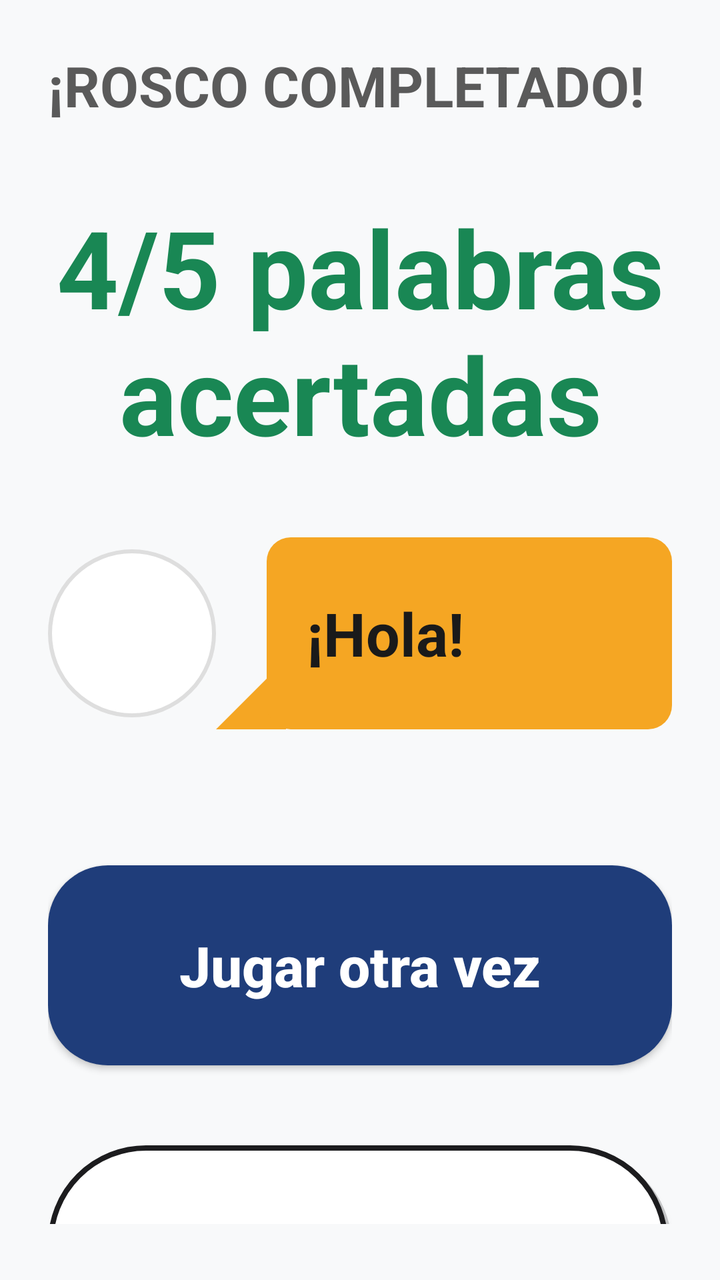
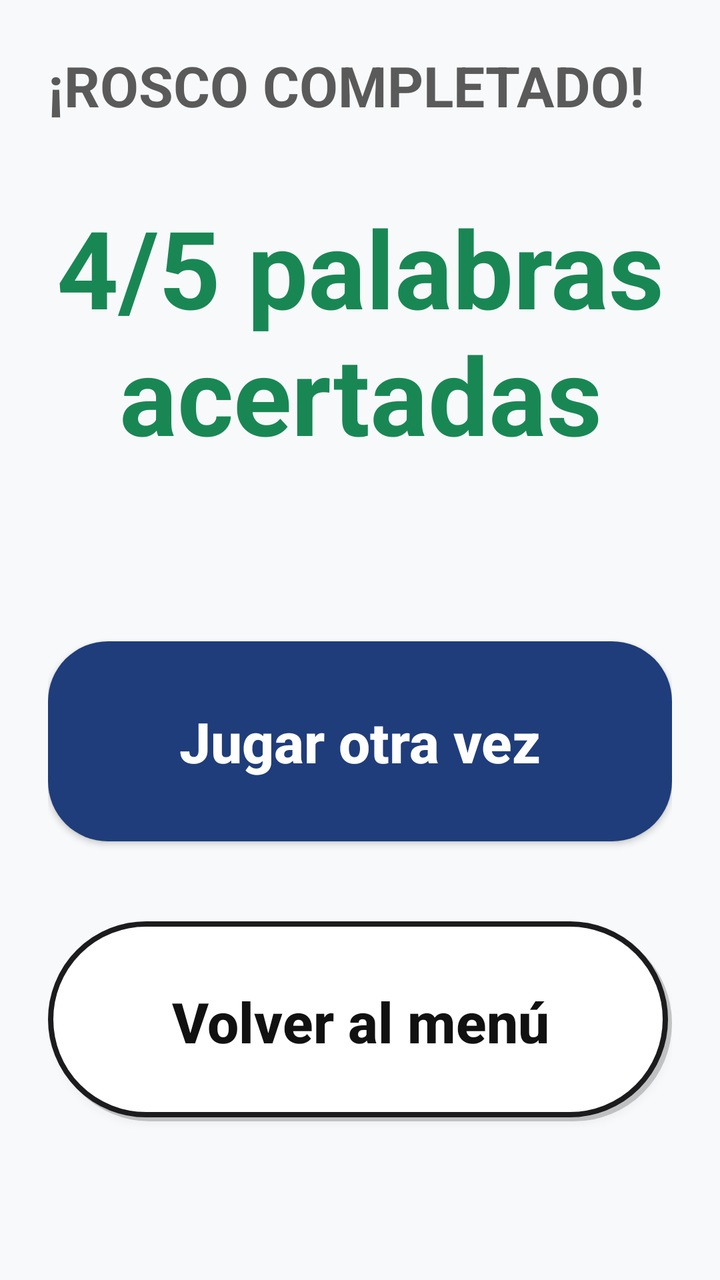

Two renders of the same Android screen: before a commit and after it. Below are the layout's source before the change and the commit's diff.
<!-- AndroidManifest.xml: activity theme AppTheme.NoActionBar -->
<!-- res/layout/activity_fin_mini_rosco.xml -->
<?xml version="1.0" encoding="utf-8"?>
<LinearLayout xmlns:android="http://schemas.android.com/apk/res/android"
    android:layout_width="match_parent"
    android:layout_height="match_parent"
    android:orientation="vertical"
    android:background="#F8F9FA">

    <LinearLayout
        android:layout_width="match_parent"
        android:layout_height="0dp"
        android:layout_weight="1"
        android:orientation="vertical"
        android:paddingStart="24dp"
        android:paddingEnd="24dp"
        android:paddingTop="24dp"
        android:paddingBottom="28dp">

        <TextView
            android:layout_width="match_parent"
            android:layout_height="wrap_content"
            android:text="¡ROSCO COMPLETADO!"
            android:textColor="#5A5A5A"
            android:textSize="28sp"
            android:textStyle="bold"
            android:layout_marginBottom="36dp" />

        <TextView
            android:id="@+id/tvAciertosRosco"
            android:layout_width="match_parent"
            android:layout_height="wrap_content"
            android:text="4/5 palabras acertadas"
            android:textColor="#198754"
            android:textSize="54sp"
            android:textStyle="bold"
            android:gravity="center"
            android:layout_marginBottom="28dp" />

        <include
            android:id="@+id/bocadillo_robot_fin_rosco"
            layout="@layout/include_robot_bocadillo" />

        <Space
            android:layout_width="match_parent"
            android:layout_height="60dp" />

        <Button
            android:id="@+id/btnJugarOtraVez"
            android:layout_width="match_parent"
            android:layout_height="100dp"
            android:layout_marginBottom="40dp"
            android:text="Jugar otra vez"
            android:background="@drawable/bg_btn_anadir"
            android:textColor="@android:color/white"
            android:textSize="28sp"
            android:textStyle="bold"
            android:textAllCaps="false" />

        <Button
            android:id="@+id/btnVolverMenu"
            android:layout_width="match_parent"
            android:layout_height="100dp"
            android:text="Volver al menú"
            android:background="@drawable/bg_tipo_normal"
            android:textColor="#111111"
            android:textSize="28sp"
            android:textStyle="bold"
            android:textAllCaps="false" />

        <Space
            android:layout_width="match_parent"
            android:layout_height="0dp"
            android:layout_weight="0.5" />

    </LinearLayout>

</LinearLayout>
<!-- res/layout/include_robot_bocadillo.xml (included above) -->
<?xml version="1.0" encoding="utf-8"?>
<LinearLayout xmlns:android="http://schemas.android.com/apk/res/android"
    android:layout_width="match_parent"
    android:layout_height="wrap_content"
    android:orientation="horizontal"
    android:gravity="center_vertical"
    android:paddingTop="8dp"
    android:paddingBottom="8dp">

    <ImageView
        android:id="@+id/ivBocadilloAvatar"
        android:layout_width="84dp"
        android:layout_height="84dp"
        android:src="@mipmap/ic_launcher_round"
        android:background="@drawable/bg_avatar_circle"
        android:padding="6dp" />

    <ImageView
        android:layout_width="35dp"
        android:layout_height="35dp"
        android:layout_gravity="bottom"
        android:layout_marginBottom="0dp"
        android:layout_marginEnd="-10dp"
        android:src="@drawable/ic_triangle" />

    <LinearLayout
        android:layout_width="0dp"
        android:layout_height="wrap_content"
        android:layout_weight="1"
        android:layout_marginStart="0dp"
        android:background="@drawable/bg_bocadillo"
        android:minHeight="96dp"
        android:gravity="center_vertical"
        android:paddingStart="20dp"
        android:paddingEnd="20dp"
        android:paddingTop="18dp"
        android:paddingBottom="18dp">

        <TextView
            android:id="@+id/tvBocadilloTexto"
            android:layout_width="match_parent"
            android:layout_height="wrap_content"
            android:text="¡Hola!"
            android:textColor="#1A1A1A"
            android:textSize="30sp"
            android:textStyle="bold" />
    </LinearLayout>
</LinearLayout>
<!-- resources referenced by this layout -->
<resources>
  <!-- drawable bg_avatar_circle (drawable) -->
  <?xml version="1.0" encoding="utf-8"?>
  <shape xmlns:android="http://schemas.android.com/apk/res/android"
      android:shape="oval">
      <solid android:color="#FFFFFF"/>
      <stroke
          android:width="2dp"
          android:color="@color/avatar_borde"/>
  </shape>
  <!-- drawable bg_bocadillo (drawable) -->
  <?xml version="1.0" encoding="utf-8"?>
  <shape xmlns:android="http://schemas.android.com/apk/res/android"
      android:shape="rectangle">
      <solid android:color="#F5A623"/>
      <corners android:radius="12dp"/>
  </shape>
  <!-- drawable bg_btn_anadir (drawable) -->
  <?xml version="1.0" encoding="utf-8"?>
  <shape xmlns:android="http://schemas.android.com/apk/res/android"
      android:shape="rectangle">
      <solid android:color="#1F3D7A"/>
      <corners android:radius="30dp"/>
  </shape>
  <!-- drawable bg_tipo_normal (drawable) -->
  <?xml version="1.0" encoding="utf-8"?>
  <layer-list xmlns:android="http://schemas.android.com/apk/res/android">
      
      <item android:top="2dp" android:left="2dp">
          <shape android:shape="rectangle">
              <solid android:color="#33000000" />
              <corners android:radius="70dp" />
          </shape>
      </item>
      
      <item android:bottom="2dp" android:right="2dp">
          <shape android:shape="rectangle">
              <solid android:color="#FFFFFF" />
              <corners android:radius="70dp" />
              <stroke
                  android:color="#1C1C1E"
                  android:width="2.5dp" />
          </shape>
      </item>
  </layer-list>
  <!-- drawable ic_triangle (drawable) -->
  <?xml version="1.0" encoding="utf-8"?>
  <vector xmlns:android="http://schemas.android.com/apk/res/android"
      android:width="14dp"
      android:height="14dp"
      android:viewportWidth="14"
      android:viewportHeight="14">
  
      <path
          android:fillColor="#F5A623"
          android:pathData="M 14,0 L 14,14 L 0,14 Z" />
  </vector>
  <!-- mipmap ic_launcher_round (mipmap-anydpi-v26) -->
  <?xml version="1.0" encoding="utf-8"?>
  <adaptive-icon xmlns:android="http://schemas.android.com/apk/res/android">
      <background android:drawable="@drawable/ic_launcher_background"/>
      <foreground android:drawable="@mipmap/ic_launcher_foreground"/>
  </adaptive-icon>
  <style name="AppTheme.NoActionBar">
          <item name="windowActionBar">false</item>
          <item name="windowNoTitle">true</item>
          <item name="android:statusBarColor">@color/fondo_app</item>
          <item name="android:windowLightStatusBar">true</item>
      </style>
  <color name="avatar_borde">#DEDEDE</color>
  <!-- drawable ic_launcher_background: vector/xml drawable (drawable, 4866 chars, omitted) -->
  <color name="fondo_app">#F2F2F7</color>
</resources>

<!-- the commit's change to res/layout/activity_fin_mini_rosco.xml (unified diff, before → after) -->
@@ -35,10 +35,6 @@
             android:gravity="center"
             android:layout_marginBottom="28dp" />
 
-        <include
-            android:id="@+id/bocadillo_robot_fin_rosco"
-            layout="@layout/include_robot_bocadillo" />
-
         <Space
             android:layout_width="match_parent"
             android:layout_height="60dp" />
@@ -74,52 +70,3 @@
     </LinearLayout>
 
 </LinearLayout>
-<!-- res/layout/include_robot_bocadillo.xml (included above) -->
-<?xml version="1.0" encoding="utf-8"?>
-<LinearLayout xmlns:android="http://schemas.android.com/apk/res/android"
-    android:layout_width="match_parent"
-    android:layout_height="wrap_content"
-    android:orientation="horizontal"
-    android:gravity="center_vertical"
-    android:paddingTop="8dp"
-    android:paddingBottom="8dp">
-
-    <ImageView
-        android:id="@+id/ivBocadilloAvatar"
-        android:layout_width="84dp"
-        android:layout_height="84dp"
-        android:src="@mipmap/ic_launcher_round"
-        android:background="@drawable/bg_avatar_circle"
-        android:padding="6dp" />
-
-    <ImageView
-        android:layout_width="35dp"
-        android:layout_height="35dp"
-        android:layout_gravity="bottom"
-        android:layout_marginBottom="0dp"
-        android:layout_marginEnd="-10dp"
-        android:src="@drawable/ic_triangle" />
-
-    <LinearLayout
-        android:layout_width="0dp"
-        android:layout_height="wrap_content"
-        android:layout_weight="1"
-        android:layout_marginStart="0dp"
-        android:background="@drawable/bg_bocadillo"
-        android:minHeight="96dp"
-        android:gravity="center_vertical"
-        android:paddingStart="20dp"
-        android:paddingEnd="20dp"
-        android:paddingTop="18dp"
-        android:paddingBottom="18dp">
-
-        <TextView
-            android:id="@+id/tvBocadilloTexto"
-            android:layout_width="match_parent"
-            android:layout_height="wrap_content"
-            android:text="¡Hola!"
-            android:textColor="#1A1A1A"
-            android:textSize="30sp"
-            android:textStyle="bold" />
-    </LinearLayout>
-</LinearLayout>
<!-- resource entries referenced after the edit -->
@@ -1,21 +1,5 @@
 <!-- resources referenced by this layout -->
 <resources>
-  <!-- drawable bg_avatar_circle (drawable) -->
-  <?xml version="1.0" encoding="utf-8"?>
-  <shape xmlns:android="http://schemas.android.com/apk/res/android"
-      android:shape="oval">
-      <solid android:color="#FFFFFF"/>
-      <stroke
-          android:width="2dp"
-          android:color="@color/avatar_borde"/>
-  </shape>
-  <!-- drawable bg_bocadillo (drawable) -->
-  <?xml version="1.0" encoding="utf-8"?>
-  <shape xmlns:android="http://schemas.android.com/apk/res/android"
-      android:shape="rectangle">
-      <solid android:color="#F5A623"/>
-      <corners android:radius="12dp"/>
-  </shape>
   <!-- drawable bg_btn_anadir (drawable) -->
   <?xml version="1.0" encoding="utf-8"?>
   <shape xmlns:android="http://schemas.android.com/apk/res/android"
@@ -44,32 +28,12 @@
           </shape>
       </item>
   </layer-list>
-  <!-- drawable ic_triangle (drawable) -->
-  <?xml version="1.0" encoding="utf-8"?>
-  <vector xmlns:android="http://schemas.android.com/apk/res/android"
-      android:width="14dp"
-      android:height="14dp"
-      android:viewportWidth="14"
-      android:viewportHeight="14">
-  
-      <path
-          android:fillColor="#F5A623"
-          android:pathData="M 14,0 L 14,14 L 0,14 Z" />
-  </vector>
-  <!-- mipmap ic_launcher_round (mipmap-anydpi-v26) -->
-  <?xml version="1.0" encoding="utf-8"?>
-  <adaptive-icon xmlns:android="http://schemas.android.com/apk/res/android">
-      <background android:drawable="@drawable/ic_launcher_background"/>
-      <foreground android:drawable="@mipmap/ic_launcher_foreground"/>
-  </adaptive-icon>
   <style name="AppTheme.NoActionBar">
           <item name="windowActionBar">false</item>
           <item name="windowNoTitle">true</item>
           <item name="android:statusBarColor">@color/fondo_app</item>
           <item name="android:windowLightStatusBar">true</item>
       </style>
-  <color name="avatar_borde">#DEDEDE</color>
-  <!-- drawable ic_launcher_background: vector/xml drawable (drawable, 4866 chars, omitted) -->
   <color name="fondo_app">#F2F2F7</color>
 </resources>
 
